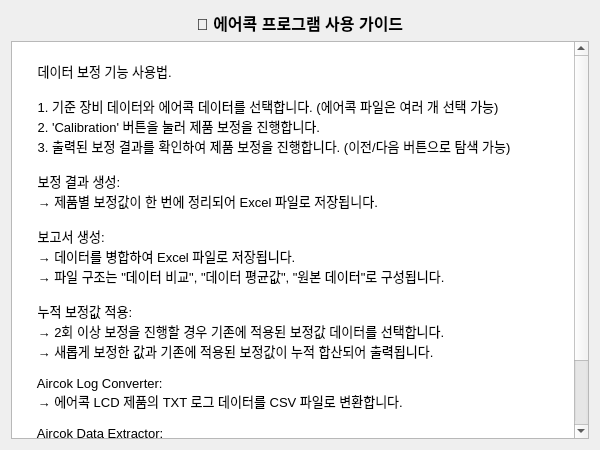
This is src/ui/guide.ui in leekyueun/AircokDataManager as Qt 5 draws it before an edit. The edited form follows.
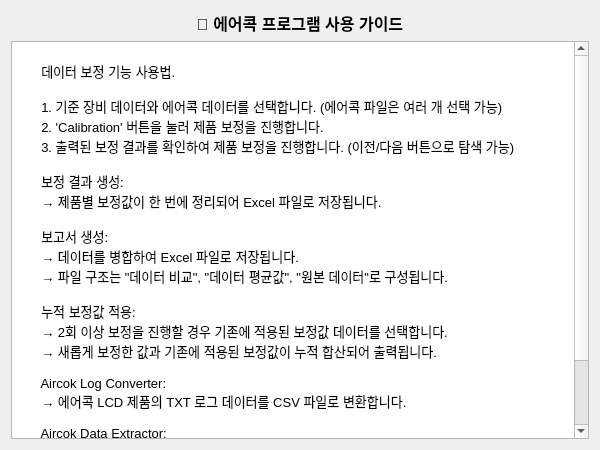
This is the edited form.

Patch:
```diff
--- a/src/ui/guide.ui
+++ b/src/ui/guide.ui
@@ -49,30 +49,30 @@
      </property>
      <property name="text">
       <string notr="true">
-      데이터 보정 기능 사용법.
+       데이터 보정 기능 사용법.
 
-      1. 기준 장비 데이터와 에어콕 데이터를 선택합니다. (에어콕 파일은 여러 개 선택 가능)
-      2. 'Calibration' 버튼을 눌러 제품 보정을 진행합니다.
-      3. 출력된 보정 결과를 확인하여 제품 보정을 진행합니다. (이전/다음 버튼으로 탐색 가능)
+       1. 기준 장비 데이터와 에어콕 데이터를 선택합니다. (에어콕 파일은 여러 개 선택 가능)
+       2. 'Calibration' 버튼을 눌러 제품 보정을 진행합니다.
+       3. 출력된 보정 결과를 확인하여 제품 보정을 진행합니다. (이전/다음 버튼으로 탐색 가능)
 
-      보정 결과 생성:
-      → 제품별 보정값이 한 번에 정리되어 Excel 파일로 저장됩니다.
+       보정 결과 생성:
+       → 제품별 보정값이 한 번에 정리되어 Excel 파일로 저장됩니다.
 
-      보고서 생성:
-      → 데이터를 병합하여 Excel 파일로 저장됩니다.
-      → 파일 구조는 "데이터 비교", "데이터 평균값", "원본 데이터"로 구성됩니다.
+       보고서 생성:
+       → 데이터를 병합하여 Excel 파일로 저장됩니다.
+       → 파일 구조는 "데이터 비교", "데이터 평균값", "원본 데이터"로 구성됩니다.
 
-      누적 보정값 적용:
-      → 2회 이상 보정을 진행할 경우 기존에 적용된 보정값 데이터를 선택합니다.
-      → 새롭게 보정한 값과 기존에 적용된 보정값이 누적 합산되어 출력됩니다.
+       누적 보정값 적용:
+       → 2회 이상 보정을 진행할 경우 기존에 적용된 보정값 데이터를 선택합니다.
+       → 새롭게 보정한 값과 기존에 적용된 보정값이 누적 합산되어 출력됩니다.
 
-      Aircok Log Converter:
-      → 에어콕 LCD 제품의 TXT 로그 데이터를 CSV 파일로 변환합니다.
+       Aircok Log Converter:
+       → 에어콕 LCD 제품의 TXT 로그 데이터를 CSV 파일로 변환합니다.
 
-      Aircok Data Extractor:
-      → 에어콕 제품의 데이터를 다운로드합니다.
-      → 서버, SN, 기간, 센서를 선택하여 다운로드하며,
-      → *생각공장 815호, 816호에서만 DB 연결이 가능합니다.*
+       Aircok Data Extractor:
+       → 에어콕 제품의 데이터를 다운로드합니다.
+       → 서버, SN, 기간, 센서를 선택하여 다운로드하며,
+       → *생각공장 815호, 816호에서만 DB 연결이 가능합니다.*
       </string>
      </property>
     </widget>
```
